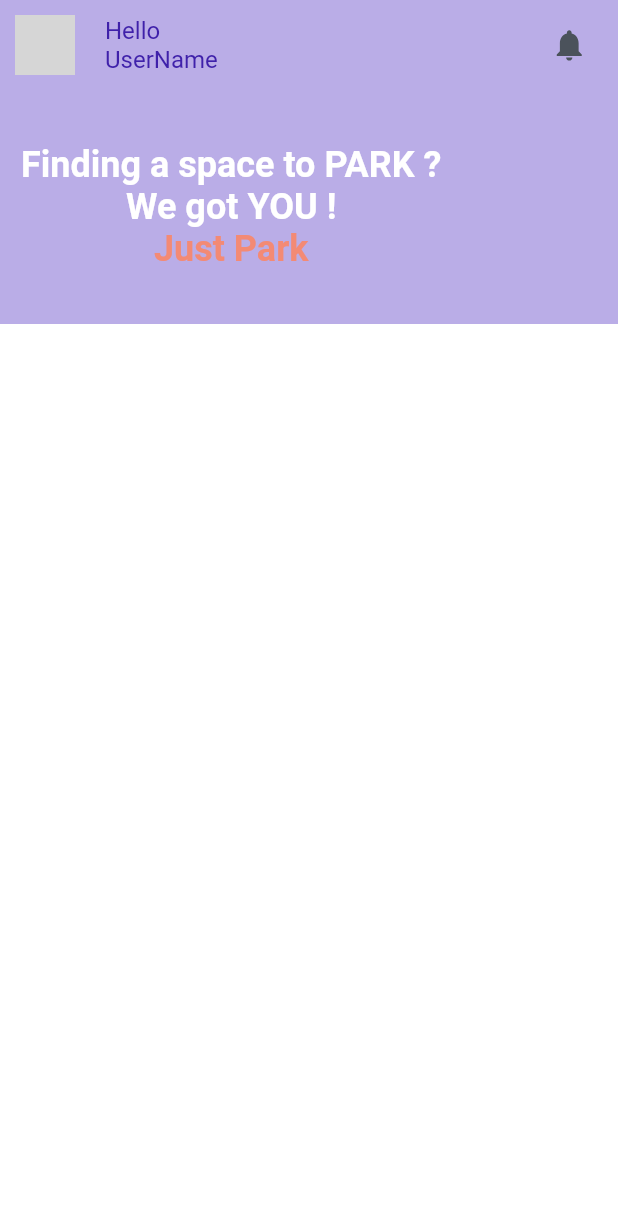
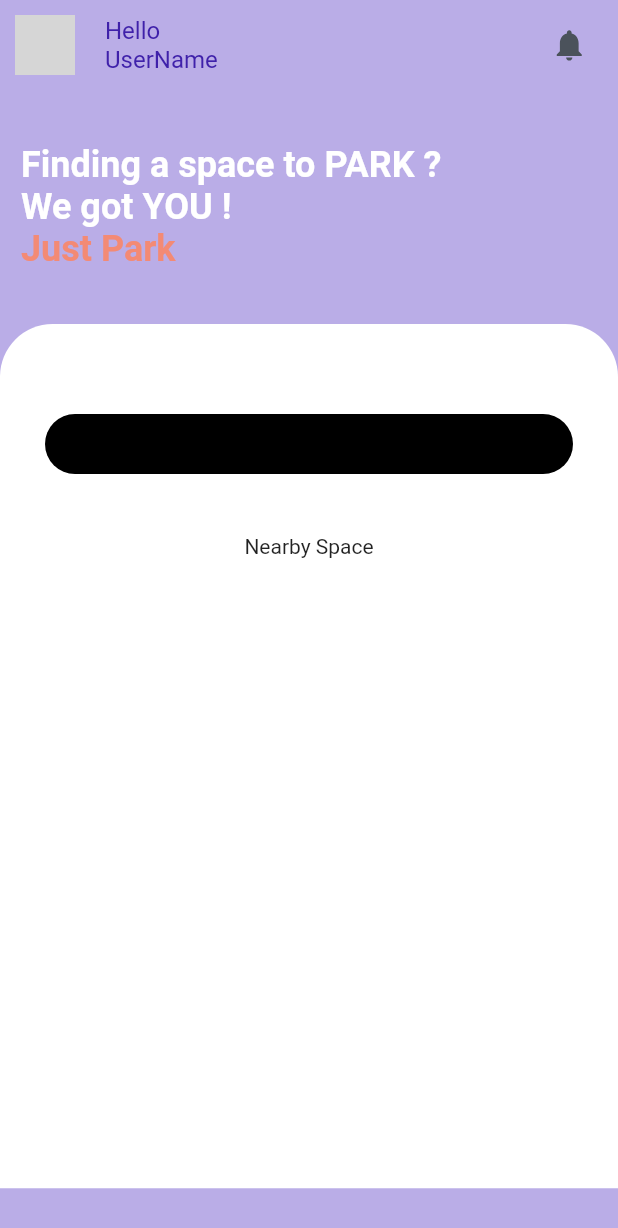
Before and after one commit to manishtalele/JustPark, a Flutter app: the screen it shows after launch, on a phone screen of 412 x 824 dp. Shown: the top 1228 px of the screen. Run offline on Flutter 3.47's test engine with Material 2 defaults, Android fonts, the phone set to English and light mode, and no system bars; our stand-ins replace cloud_firestore, firebase_core, flutter_svg; accounts and stored records are empty; network calls fail; grey boxes are pictures that could not be loaded.

Commit message:
cards added

```diff
--- a/lib/Screen/homescreen.dart
+++ b/lib/Screen/homescreen.dart
@@ -2,15 +2,16 @@
 import 'package:flutter_svg/flutter_svg.dart';
 import 'package:justpark/Data/userdata.dart';
 import 'package:justpark/Theme/deftheme.dart';
+import 'package:justpark/widget/cardlist.dart';
 
-class MyHomePage extends StatefulWidget {
-  const MyHomePage({Key? key}) : super(key: key);
+class HomeScreen extends StatefulWidget {
+  const HomeScreen({Key? key}) : super(key: key);
 
   @override
-  State<MyHomePage> createState() => _MyHomePageState();
+  State<HomeScreen> createState() => _HomeScreenState();
 }
 
-class _MyHomePageState extends State<MyHomePage> {
+class _HomeScreenState extends State<HomeScreen> {
   @override
   Widget build(BuildContext context) {
     double width = MediaQuery.of(context).size.width;
@@ -18,14 +19,12 @@
     return Scaffold(
       backgroundColor: secondaryColor,
       body: SafeArea(
-        child: SingleChildScrollView(
         child: Column(
           mainAxisAlignment: MainAxisAlignment.start,
           crossAxisAlignment: CrossAxisAlignment.start,
           children: <Widget>[
             Padding(
-                padding:
-                    const EdgeInsets.symmetric(horizontal: 10, vertical: 10),
+              padding: const EdgeInsets.symmetric(horizontal: 10, vertical: 10),
               child: Row(
                 children: [
                   ClipRRect(
@@ -69,23 +68,21 @@
             Padding(
               padding: const EdgeInsets.symmetric(vertical: 36, horizontal: 14),
               child: Column(
-                  children: const[
+                crossAxisAlignment: CrossAxisAlignment.start,
+                children: const [
                   Text(
                     "Finding a space to PARK ?",
                     style: TextStyle(
                         fontSize: 24,
                         fontWeight: FontWeight.w700,
-                        color: Colors.white
+                        color: Colors.white),
                   ),
-                    ),
-
                   Text(
                     "We got YOU !",
                     style: TextStyle(
                         fontSize: 24,
                         fontWeight: FontWeight.w700,
-                    color: Colors.white
-                  ),
+                        color: Colors.white),
                   ),
                   Text(
                     "Just Park",
@@ -97,18 +94,41 @@
                 ],
               ),
             ),
-              // SizedBox(height: width - 200),
             Container(
+                width: width,
+                height: height / 1.43,
+                decoration: const BoxDecoration(
+                  borderRadius: BorderRadius.only(
+                      topLeft: Radius.circular(35),
+                      topRight: Radius.circular(35)),
                   color: Colors.white,
-                  width: width,
-                  height: height,
+                ),
+                child: SingleChildScrollView(
                   child: Column(
-                    children:  const [
-
+                    // mainAxisSize: MainAxisSize.max,
+                    // mainAxisAlignment: MainAxisAlignment., im back brother
+                    children: [
+                      Padding(
+                        padding: const EdgeInsets.only(top: 60, bottom: 40),
+                        child: Container(
+                          height: 40,
+                          width: width - 60,
+                          decoration: BoxDecoration(
+                            borderRadius: BorderRadius.circular(35),
+                            color: Colors.black,
+                          ),
+                        ),
+                      ),
+                      const Text(
+                        "Nearby Space",
+                        style: TextStyle(
+                            fontSize: 14, fontWeight: FontWeight.w400),
+                      ),
+                      const CardList()
                     ],
+                  ),
                 ))
           ],
-          ),
         ),
       ),
     );
--- a/lib/Theme/deftheme.dart
+++ b/lib/Theme/deftheme.dart
@@ -5,3 +5,4 @@
 Color secondaryColor = const Color.fromARGB(255, 186, 173, 231);
 Color headerBg = Colors.white;
 Color backgroundColors = Colors.white;
+Color cardBg = const Color.fromRGBO(243, 139, 117, 0.6);
--- a/lib/main.dart
+++ b/lib/main.dart
@@ -1,8 +1,14 @@
+import 'package:firebase_core/firebase_core.dart';
 import 'package:flutter/material.dart';
 import 'package:justpark/Screen/homescreen.dart';
 import 'package:justpark/Theme/deftheme.dart';
+import 'firebase_options.dart';
 
-void main() {
+void main() async {
+  WidgetsFlutterBinding.ensureInitialized();
+  await Firebase.initializeApp(
+    options: DefaultFirebaseOptions.currentPlatform,
+  );
   runApp(MaterialApp(
     theme: ThemeData(
         backgroundColor: backgroundColors,
@@ -18,6 +24,6 @@
   // This widget is the root of your application.
   @override
   Widget build(BuildContext context) {
-    return const MyHomePage();
+    return const HomeScreen();
   }
 }
```
Also changed, not shown: lib/widget/cardlist.dart (added, +38 -0 lines), lib/widget/cards.dart (added, +57 -0 lines), lib/firebase_options.dart (added), 4 other files. Lines whose indentation alone changed are shown as unchanged.
